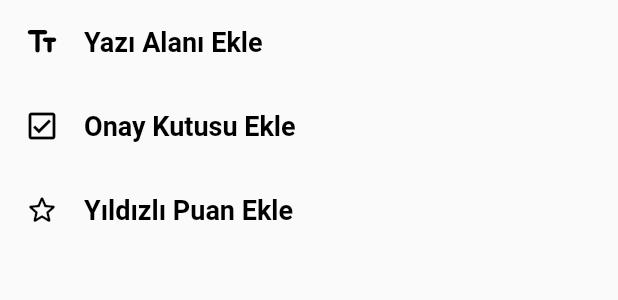
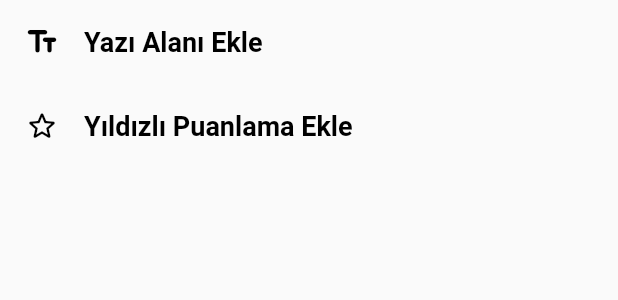
Before and after one commit to emresoysuren/akademi-etkinlik, a Flutter app: the AddFormInputDraggableMenu widget shown alone on an empty page, opened directly, on a phone screen of 412 x 824 dp. Shown: the top 300 px of the screen. Run offline on Flutter 3.47's test engine with Material 2 defaults, Android fonts, the phone set to English and light mode, and no system bars; our stand-ins replace another_flushbar, cloud_firestore, firebase_auth, firebase_core, flutter_rating_bar, flutter_riverpod and 5 more; missing offline and left inert: draggable_menu, omni_datetime_picker; accounts and stored records are empty.

Commit message:
disabled the checkbox due to the time line

```diff
--- a/lib/sub_pages/menus/add_form_input_draggable_menu.dart
+++ b/lib/sub_pages/menus/add_form_input_draggable_menu.dart
@@ -22,15 +22,15 @@ class AddFormInputDraggableMenu extends ConsumerWidget {
               icon: Icons.text_fields_rounded,
               formInput: FormInput.text,
             ),
+            // _tile(
+            //   context,
+            //   title: "Onay Kutusu Ekle",
+            //   icon: Icons.check_box_outlined,
+            //   formInput: FormInput.checkBox,
+            // ),
             _tile(
               context,
-              title: "Onay Kutusu Ekle",
-              icon: Icons.check_box_outlined,
-              formInput: FormInput.checkBox,
-            ),
-            _tile(
-              context,
-              title: "Yıldızlı Puan Ekle",
+              title: "Yıldızlı Puanlama Ekle",
               icon: Icons.star_border_rounded,
               formInput: FormInput.star,
             ),
```
Also changed, not shown: lib/pages/create/create_event_form.dart (+7 -1 lines).
